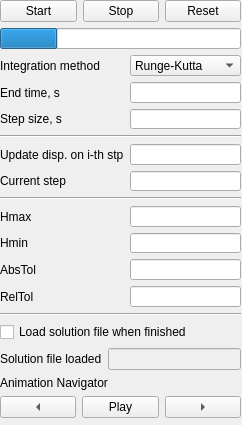
First picture: the form in simulation_control_widget/simulation_control_widget.ui, repository ladisk/DyS, before the edit.
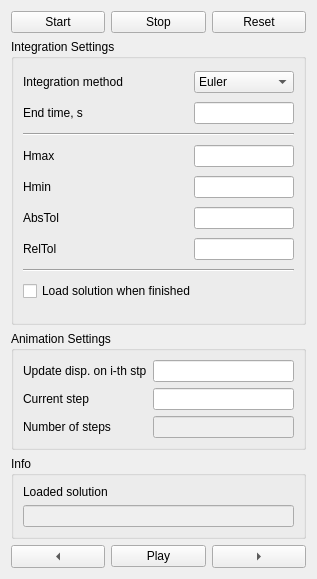
Second picture: the form after the edit.

Commit message: added cylindrical contact models added save MBD solution to excel

Patch:
```diff
--- a/simulation_control_widget/simulation_control_widget.ui
+++ b/simulation_control_widget/simulation_control_widget.ui
@@ -2,197 +2,348 @@
 <ui version="4.0">
  <class>Form</class>
  <widget class="QWidget" name="Form">
-  <property name="windowModality">
-   <enum>Qt::NonModal</enum>
-  </property>
-  <property name="enabled">
-   <bool>true</bool>
-  </property>
   <property name="geometry">
    <rect>
     <x>0</x>
     <y>0</y>
-    <width>242</width>
-    <height>425</height>
+    <width>317</width>
+    <height>579</height>
    </rect>
   </property>
   <property name="sizePolicy">
-   <sizepolicy hsizetype="Fixed" vsizetype="Minimum">
+   <sizepolicy hsizetype="Preferred" vsizetype="MinimumExpanding">
     <horstretch>0</horstretch>
     <verstretch>0</verstretch>
    </sizepolicy>
   </property>
   <property name="minimumSize">
    <size>
-    <width>242</width>
-    <height>425</height>
+    <width>317</width>
+    <height>579</height>
    </size>
   </property>
   <property name="maximumSize">
    <size>
-    <width>242</width>
-    <height>425</height>
+    <width>360</width>
+    <height>579</height>
    </size>
   </property>
   <property name="windowTitle">
    <string notr="true">Simulation Control</string>
   </property>
-  <property name="locale">
-   <locale language="English" country="UnitedStates"/>
-  </property>
-  <widget class="QWidget" name="layoutWidget">
-   <property name="geometry">
-    <rect>
-     <x>0</x>
-     <y>0</y>
-     <width>241</width>
-     <height>418</height>
-    </rect>
-   </property>
-   <layout class="QVBoxLayout" name="verticalLayout_2">
-    <item>
-     <layout class="QHBoxLayout" name="horizontalLayout">
-      <item>
-       <widget class="QPushButton" name="simulationStartButton">
-        <property name="text">
-         <string>Start</string>
+  <layout class="QGridLayout" name="gridLayout_2">
+   <item row="2" column="0">
+    <widget class="QGroupBox" name="animationSettings">
+     <property name="title">
+      <string>Animation Settings</string>
+     </property>
+     <layout class="QGridLayout" name="gridLayout_3">
+      <item row="1" column="1">
+       <widget class="QLineEdit" name="currentStep">
+        <property name="enabled">
+         <bool>true</bool>
         </property>
        </widget>
       </item>
-      <item>
-       <widget class="QPushButton" name="simulationStopButton">
-        <property name="sizePolicy">
-         <sizepolicy hsizetype="Fixed" vsizetype="Fixed">
-          <horstretch>0</horstretch>
-          <verstretch>0</verstretch>
-         </sizepolicy>
+      <item row="0" column="1">
+       <widget class="QLineEdit" name="updateDisplayStep">
+        <property name="inputMethodHints">
+         <set>Qt::ImhDigitsOnly|Qt::ImhPreferNumbers</set>
         </property>
+       </widget>
+      </item>
+      <item row="1" column="0">
+       <widget class="QLabel" name="currentStepLabel">
         <property name="text">
-         <string>Stop</string>
+         <string>Current step </string>
         </property>
        </widget>
       </item>
-      <item>
-       <widget class="QPushButton" name="simulationResetButton">
+      <item row="0" column="0">
+       <widget class="QLabel" name="updateDisplayStepLabel">
         <property name="text">
-         <string>Reset</string>
+         <string>Update disp. on i-th stp</string>
         </property>
        </widget>
       </item>
-     </layout>
-    </item>
-    <item>
-     <layout class="QGridLayout" name="gridLayout">
       <item row="2" column="0">
+       <widget class="QLabel" name="numberOfSteps_label">
+        <property name="text">
+         <string>Number of steps</string>
+        </property>
+       </widget>
+      </item>
+      <item row="2" column="1">
+       <widget class="QLineEdit" name="numberOfSteps">
+        <property name="enabled">
+         <bool>false</bool>
+        </property>
+        <property name="inputMethodHints">
+         <set>Qt::ImhDigitsOnly|Qt::ImhPreferNumbers</set>
+        </property>
+       </widget>
+      </item>
+     </layout>
+    </widget>
+   </item>
+   <item row="4" column="0">
+    <layout class="QHBoxLayout" name="animationControl">
+     <item>
+      <widget class="QToolButton" name="backwardButton">
+       <property name="sizePolicy">
+        <sizepolicy hsizetype="Expanding" vsizetype="Fixed">
+         <horstretch>0</horstretch>
+         <verstretch>0</verstretch>
+        </sizepolicy>
+       </property>
+       <property name="accessibleName">
+        <string/>
+       </property>
+       <property name="text">
+        <string/>
+       </property>
+       <property name="arrowType">
+        <enum>Qt::LeftArrow</enum>
+       </property>
+      </widget>
+     </item>
+     <item>
+      <widget class="QPushButton" name="playButton">
+       <property name="sizePolicy">
+        <sizepolicy hsizetype="Expanding" vsizetype="Fixed">
+         <horstretch>0</horstretch>
+         <verstretch>0</verstretch>
+        </sizepolicy>
+       </property>
+       <property name="text">
+        <string>Play</string>
+       </property>
+      </widget>
+     </item>
+     <item>
+      <widget class="QToolButton" name="forwardButton">
+       <property name="sizePolicy">
+        <sizepolicy hsizetype="Expanding" vsizetype="Fixed">
+         <horstretch>0</horstretch>
+         <verstretch>0</verstretch>
+        </sizepolicy>
+       </property>
+       <property name="text">
+        <string/>
+       </property>
+       <property name="arrowType">
+        <enum>Qt::RightArrow</enum>
+       </property>
+      </widget>
+     </item>
+    </layout>
+   </item>
+   <item row="3" column="0">
+    <widget class="QGroupBox" name="info">
+     <property name="title">
+      <string>Info</string>
+     </property>
+     <layout class="QGridLayout" name="gridLayout_4">
+      <item row="1" column="0">
+       <widget class="QLineEdit" name="solutionFileLoaded_display">
+        <property name="enabled">
+         <bool>false</bool>
+        </property>
+       </widget>
+      </item>
+      <item row="0" column="0">
+       <widget class="QLabel" name="loadedSolution_label">
+        <property name="text">
+         <string>Loaded solution</string>
+        </property>
+       </widget>
+      </item>
+     </layout>
+    </widget>
+   </item>
+   <item row="0" column="0">
+    <layout class="QHBoxLayout" name="horizontalLayout">
+     <item>
+      <widget class="QPushButton" name="simulationStartButton">
+       <property name="sizePolicy">
+        <sizepolicy hsizetype="Expanding" vsizetype="Fixed">
+         <horstretch>0</horstretch>
+         <verstretch>0</verstretch>
+        </sizepolicy>
+       </property>
+       <property name="text">
+        <string>Start</string>
+       </property>
+      </widget>
+     </item>
+     <item>
+      <widget class="QPushButton" name="simulationStopButton">
+       <property name="sizePolicy">
+        <sizepolicy hsizetype="Expanding" vsizetype="Fixed">
+         <horstretch>0</horstretch>
+         <verstretch>0</verstretch>
+        </sizepolicy>
+       </property>
+       <property name="text">
+        <string>Stop</string>
+       </property>
+      </widget>
+     </item>
+     <item>
+      <widget class="QPushButton" name="simulationResetButton">
+       <property name="sizePolicy">
+        <sizepolicy hsizetype="Expanding" vsizetype="Fixed">
+         <horstretch>0</horstretch>
+         <verstretch>0</verstretch>
+        </sizepolicy>
+       </property>
+       <property name="text">
+        <string>Reset</string>
+       </property>
+      </widget>
+     </item>
+    </layout>
+   </item>
+   <item row="1" column="0">
+    <widget class="QGroupBox" name="integrationSettings">
+     <property name="sizePolicy">
+      <sizepolicy hsizetype="Expanding" vsizetype="Expanding">
+       <horstretch>0</horstretch>
+       <verstretch>0</verstretch>
+      </sizepolicy>
+     </property>
+     <property name="title">
+      <string>Integration Settings</string>
+     </property>
+     <layout class="QGridLayout" name="gridLayout">
+      <item row="0" column="2">
+       <widget class="QLabel" name="endTimeLabel_3">
+        <property name="text">
+         <string>Integration method</string>
+        </property>
+       </widget>
+      </item>
+      <item row="4" column="4">
+       <widget class="QLineEdit" name="Hmin">
+        <property name="enabled">
+         <bool>true</bool>
+        </property>
+        <property name="inputMethodHints">
+         <set>Qt::ImhDigitsOnly|Qt::ImhPreferNumbers</set>
+        </property>
+       </widget>
+      </item>
+      <item row="3" column="4">
+       <widget class="QLineEdit" name="Hmax">
+        <property name="enabled">
+         <bool>true</bool>
+        </property>
+        <property name="inputMethodHints">
+         <set>Qt::ImhDigitsOnly|Qt::ImhPreferNumbers</set>
+        </property>
+       </widget>
+      </item>
+      <item row="1" column="2">
        <widget class="QLabel" name="endTimeLabel">
         <property name="text">
          <string>End time, s</string>
         </property>
        </widget>
       </item>
-      <item row="3" column="0">
-       <widget class="QLabel" name="stepSizeLabel">
+      <item row="6" column="4">
+       <widget class="QLineEdit" name="relTol">
+        <property name="enabled">
+         <bool>true</bool>
+        </property>
+        <property name="inputMethodHints">
+         <set>Qt::ImhDigitsOnly|Qt::ImhPreferNumbers</set>
+        </property>
+       </widget>
+      </item>
+      <item row="5" column="4">
+       <widget class="QLineEdit" name="absTol">
+        <property name="enabled">
+         <bool>true</bool>
+        </property>
+        <property name="inputMethodHints">
+         <set>Qt::ImhDigitsOnly|Qt::ImhPreferNumbers</set>
+        </property>
+       </widget>
+      </item>
+      <item row="4" column="2">
+       <widget class="QLabel" name="HminLabel">
         <property name="text">
-         <string>Step size, s </string>
+         <string>Hmin</string>
         </property>
        </widget>
       </item>
-      <item row="3" column="1">
-       <widget class="QLineEdit" name="stepSize">
-        <property name="inputMethodHints">
-         <set>Qt::ImhDigitsOnly|Qt::ImhPreferNumbers</set>
-        </property>
-       </widget>
-      </item>
-      <item row="2" column="1">
+      <item row="1" column="4">
        <widget class="QLineEdit" name="endTime">
         <property name="inputMethodHints">
          <set>Qt::ImhDigitsOnly|Qt::ImhPreferNumbers</set>
         </property>
        </widget>
       </item>
-      <item row="5" column="0">
-       <widget class="QLabel" name="updateDisplayStepLabel">
-        <property name="text">
-         <string>Update disp. on i-th stp</string>
-        </property>
-       </widget>
-      </item>
-      <item row="5" column="1">
-       <widget class="QLineEdit" name="updateDisplayStep">
-        <property name="inputMethodHints">
-         <set>Qt::ImhDigitsOnly|Qt::ImhPreferNumbers</set>
-        </property>
-       </widget>
-      </item>
-      <item row="6" column="0">
-       <widget class="QLabel" name="currentStepLabel">
-        <property name="text">
-         <string>Current step </string>
-        </property>
-       </widget>
-      </item>
-      <item row="8" column="0">
-       <widget class="QLabel" name="HmaxLabel">
-        <property name="text">
-         <string>Hmax</string>
-        </property>
-       </widget>
-      </item>
-      <item row="4" column="0" colspan="2">
+      <item row="2" column="2" colspan="3">
        <widget class="Line" name="line_3">
         <property name="orientation">
          <enum>Qt::Horizontal</enum>
         </property>
        </widget>
       </item>
-      <item row="11" column="0">
+      <item row="6" column="2">
        <widget class="QLabel" name="relTolLabel">
         <property name="text">
          <string>RelTol</string>
         </property>
        </widget>
       </item>
-      <item row="6" column="1">
-       <widget class="QLineEdit" name="currentStep">
-        <property name="enabled">
-         <bool>true</bool>
-        </property>
-        <property name="inputMethodHints">
-         <set>Qt::ImhDigitsOnly|Qt::ImhPreferNumbers</set>
-        </property>
-       </widget>
-      </item>
-      <item row="7" column="0" colspan="2">
-       <widget class="Line" name="line_4">
-        <property name="orientation">
-         <enum>Qt::Horizontal</enum>
-        </property>
-       </widget>
-      </item>
-      <item row="9" column="0">
-       <widget class="QLabel" name="HminLabel">
-        <property name="text">
-         <string>Hmin</string>
-        </property>
-       </widget>
-      </item>
-      <item row="10" column="0">
+      <item row="5" column="2">
        <widget class="QLabel" name="absTolLabel">
         <property name="text">
          <string>AbsTol</string>
         </property>
        </widget>
       </item>
-      <item row="1" column="0">
-       <widget class="QLabel" name="endTimeLabel_3">
+      <item row="3" column="2">
+       <widget class="QLabel" name="HmaxLabel">
         <property name="text">
-         <string>Integration method</string>
+         <string>Hmax</string>
         </property>
        </widget>
       </item>
-      <item row="1" column="1">
+      <item row="0" column="3">
+       <spacer name="horizontalSpacer">
+        <property name="orientation">
+         <enum>Qt::Horizontal</enum>
+        </property>
+        <property name="sizeHint" stdset="0">
+         <size>
+          <width>40</width>
+          <height>20</height>
+         </size>
+        </property>
+       </spacer>
+      </item>
+      <item row="0" column="4">
        <widget class="QComboBox" name="integrationMethodComboBox">
+        <property name="sizePolicy">
+         <sizepolicy hsizetype="Fixed" vsizetype="Fixed">
+          <horstretch>0</horstretch>
+          <verstretch>0</verstretch>
+         </sizepolicy>
+        </property>
+        <property name="minimumSize">
+         <size>
+          <width>100</width>
+          <height>0</height>
+         </size>
+        </property>
+        <item>
+         <property name="text">
+          <string>Euler</string>
+         </property>
+        </item>
         <item>
          <property name="text">
           <string>Runge-Kutta</string>
@@ -200,178 +351,36 @@
         </item>
        </widget>
       </item>
-      <item row="9" column="1">
-       <widget class="QLineEdit" name="Hmin">
-        <property name="enabled">
-         <bool>true</bool>
-        </property>
-        <property name="inputMethodHints">
-         <set>Qt::ImhDigitsOnly|Qt::ImhPreferNumbers</set>
-        </property>
-       </widget>
-      </item>
-      <item row="8" column="1">
-       <widget class="QLineEdit" name="Hmax">
-        <property name="enabled">
-         <bool>true</bool>
-        </property>
-        <property name="inputMethodHints">
-         <set>Qt::ImhDigitsOnly|Qt::ImhPreferNumbers</set>
-        </property>
-       </widget>
-      </item>
-      <item row="11" column="1">
-       <widget class="QLineEdit" name="relTol">
-        <property name="enabled">
-         <bool>true</bool>
-        </property>
-        <property name="inputMethodHints">
-         <set>Qt::ImhDigitsOnly|Qt::ImhPreferNumbers</set>
-        </property>
-       </widget>
-      </item>
-      <item row="10" column="1">
-       <widget class="QLineEdit" name="absTol">
-        <property name="enabled">
-         <bool>true</bool>
-        </property>
-        <property name="inputMethodHints">
-         <set>Qt::ImhDigitsOnly|Qt::ImhPreferNumbers</set>
-        </property>
-       </widget>
-      </item>
-      <item row="12" column="0" colspan="2">
-       <widget class="Line" name="line_5">
+      <item row="7" column="2" colspan="3">
+       <widget class="Line" name="line_4">
         <property name="orientation">
          <enum>Qt::Horizontal</enum>
         </property>
        </widget>
       </item>
-      <item row="0" column="0" colspan="2">
-       <widget class="QProgressBar" name="simulation_progressBar">
-        <property name="value">
-         <number>24</number>
-        </property>
-        <property name="textVisible">
-         <bool>false</bool>
-        </property>
-        <property name="format">
-         <string>%p%</string>
-        </property>
-       </widget>
-      </item>
-     </layout>
-    </item>
-    <item>
-     <layout class="QGridLayout" name="gridLayout_2">
-      <item row="4" column="1">
-       <widget class="QLineEdit" name="solutionFileLoaded_display">
-        <property name="enabled">
-         <bool>false</bool>
-        </property>
-       </widget>
-      </item>
-      <item row="4" column="0">
-       <widget class="QLabel" name="solutionFileLoaded_label">
-        <property name="text">
-         <string>Solution file loaded</string>
-        </property>
-       </widget>
-      </item>
-      <item row="0" column="0" colspan="2">
+      <item row="8" column="2">
        <widget class="QCheckBox" name="loadSolutionFileStatus">
-        <property name="text">
-         <string>Load solution file when finished</string>
-        </property>
-       </widget>
-      </item>
-     </layout>
-    </item>
-    <item>
-     <layout class="QGridLayout" name="gridLayout_3">
-      <item row="1" column="0">
-       <widget class="QToolButton" name="backwardButton">
-        <property name="enabled">
-         <bool>true</bool>
-        </property>
         <property name="sizePolicy">
-         <sizepolicy hsizetype="MinimumExpanding" vsizetype="Fixed">
-          <horstretch>0</horstretch>
-          <verstretch>1</verstretch>
-         </sizepolicy>
-        </property>
-        <property name="minimumSize">
-         <size>
-          <width>40</width>
-          <height>22</height>
-         </size>
-        </property>
-        <property name="text">
-         <string>-t</string>
-        </property>
-        <property name="arrowType">
-         <enum>Qt::LeftArrow</enum>
-        </property>
-       </widget>
-      </item>
-      <item row="1" column="2">
-       <widget class="QToolButton" name="forwardButton">
-        <property name="enabled">
-         <bool>true</bool>
-        </property>
-        <property name="sizePolicy">
-         <sizepolicy hsizetype="MinimumExpanding" vsizetype="Fixed">
+         <sizepolicy hsizetype="Expanding" vsizetype="Fixed">
           <horstretch>0</horstretch>
           <verstretch>0</verstretch>
          </sizepolicy>
         </property>
         <property name="minimumSize">
          <size>
-          <width>40</width>
-          <height>22</height>
+          <width>200</width>
+          <height>0</height>
          </size>
         </property>
         <property name="text">
-         <string>+t</string>
-        </property>
-        <property name="arrowType">
-         <enum>Qt::RightArrow</enum>
-        </property>
-       </widget>
-      </item>
-      <item row="1" column="1">
-       <widget class="QToolButton" name="playButton">
-        <property name="enabled">
-         <bool>true</bool>
-        </property>
-        <property name="sizePolicy">
-         <sizepolicy hsizetype="MinimumExpanding" vsizetype="Minimum">
-          <horstretch>0</horstretch>
-          <verstretch>1</verstretch>
-         </sizepolicy>
-        </property>
-        <property name="minimumSize">
-         <size>
-          <width>0</width>
-          <height>22</height>
-         </size>
-        </property>
-        <property name="text">
-         <string>Play</string>
-        </property>
-       </widget>
-      </item>
-      <item row="0" column="0" colspan="3">
-       <widget class="QLabel" name="label">
-        <property name="text">
-         <string>Animation Navigator</string>
+         <string>Load solution when finished</string>
         </property>
        </widget>
       </item>
      </layout>
-    </item>
-   </layout>
-  </widget>
+    </widget>
+   </item>
+  </layout>
  </widget>
  <resources/>
  <connections/>
```
Left out of the diff: 5 changed lines with no effect on the pictures. The commit also changes 53 other files.
